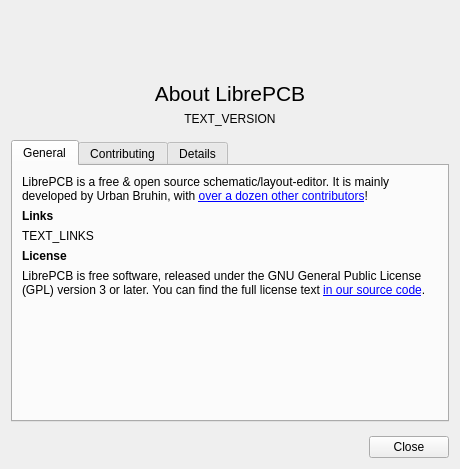
Qt form libs/librepcb/common/dialogs/aboutdialog.ui (LibrePCB/LibrePCB) before a commit.
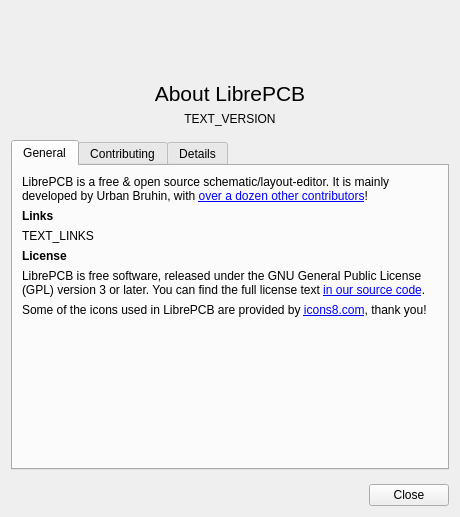
The same form after that commit. The open tabs and pages were chosen to show the change. Icons and pictures are not drawn.

Diff of the .ui file:
```diff
--- a/libs/librepcb/common/dialogs/aboutdialog.ui
+++ b/libs/librepcb/common/dialogs/aboutdialog.ui
@@ -167,6 +167,16 @@
              </property>
             </widget>
            </item>
+           <item>
+            <widget class="QLabel" name="textIconLicense">
+             <property name="text">
+              <string>Some of the icons used in LibrePCB are provided by &lt;a href=&quot;https://icons8.com&quot;&gt;icons8.com&lt;/a&gt;, thank you!</string>
+             </property>
+             <property name="wordWrap">
+              <bool>true</bool>
+             </property>
+            </widget>
+           </item>
            <item>
             <spacer name="spacerGeneral">
              <property name="orientation">
```
Left out of the diff: 8 changed lines with no effect on the pictures.
